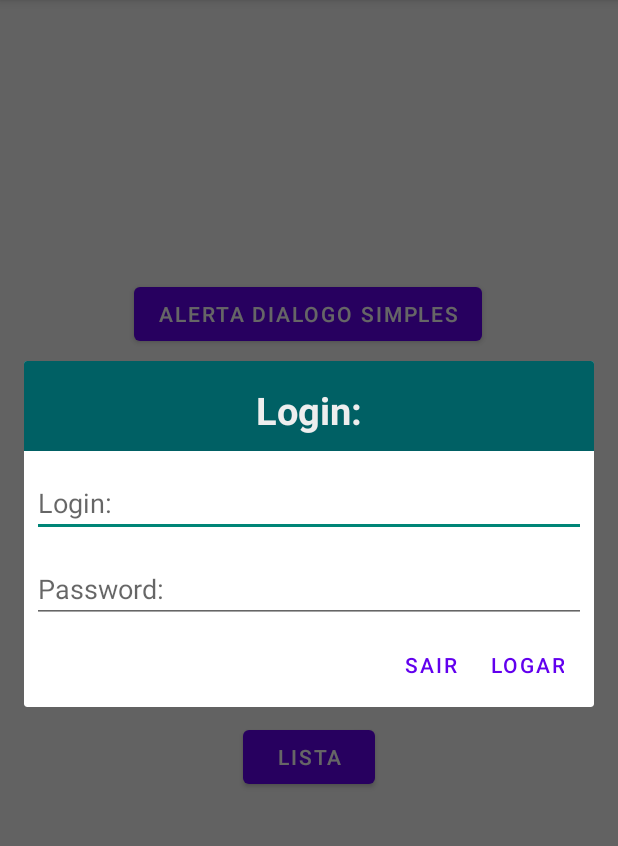
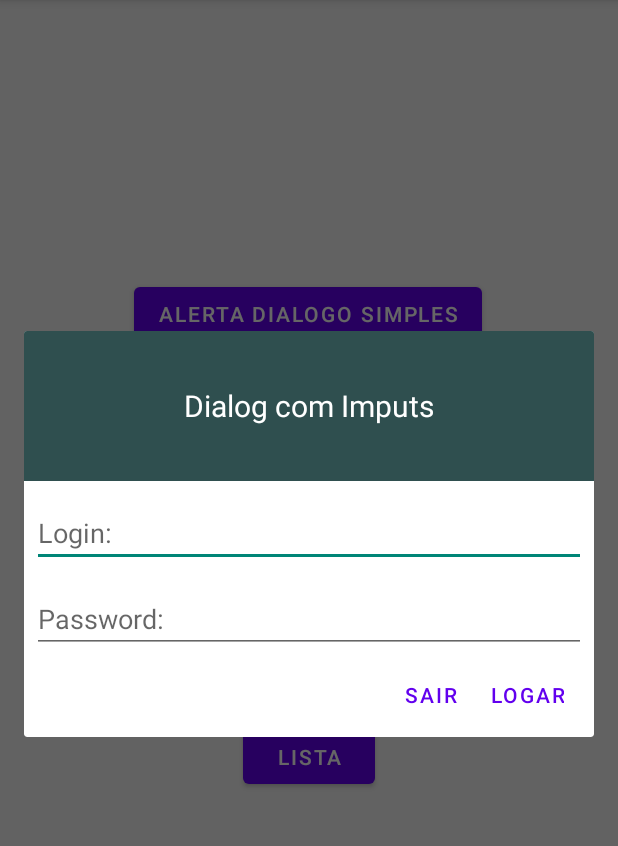
Before and after one commit to jnojair2010/jair_projetos, an Android app: the screen it shows after launch (MainActivity), after a tap on "ALERTA COM LAYOUT", on a phone screen of 412 x 824 dp, the part 84-930 px from its top. Run offline under Robolectric (Android 15) with nearby library versions, the phone set to English and light mode, and no system bars.

Commit message:
Alerts Titulos
Atualizado os titulos

```diff
--- a/Android/AlertDialogPersonalizado/app/src/main/java/br/com/jair/alertadialogopersonalizado/manager/comunicaoAndroid/DialogPersonalizado.java
+++ b/Android/AlertDialogPersonalizado/app/src/main/java/br/com/jair/alertadialogopersonalizado/manager/comunicaoAndroid/DialogPersonalizado.java
@@ -86,6 +86,14 @@ public class DialogPersonalizado extends AlertDialog {
 
     public void getDialogPersonalizado(){
 
+        TextView title = new TextView(getContext());
+        title.setText("Dialog com Imputs");
+        title.setTextColor(Color.WHITE);
+        title.setGravity(Gravity.CENTER);
+        title.setTextSize(20);
+        title.setHeight(150);
+        title.setBackgroundColor(Color.rgb(47,79,79));
+
 
         AlertDialog.Builder dialog = new AlertDialog.Builder(getContext());
 
@@ -94,6 +102,7 @@ public class DialogPersonalizado extends AlertDialog {
         dialog.setView(layoutCustomizado);
         EditText editTextLogin = (EditText) layoutCustomizado.findViewById(R.id.edtLogin);
         EditText editTextSenha = (EditText) layoutCustomizado.findViewById(R.id.edtSenha);
+        dialog.setCustomTitle(title);
         dialog.setPositiveButton("LOGAR", new OnClickListener() {
             @Override
             public void onClick(DialogInterface dialogInterface, int i) {
@@ -117,17 +126,19 @@ public class DialogPersonalizado extends AlertDialog {
 
     public void getAlertListaSimples(){
         TextView title = new TextView(getContext());
-        title.setText("Alerta Simples");
+        title.setText("Dialog Lista Selecao");
         title.setTextColor(Color.WHITE);
         title.setGravity(Gravity.CENTER);
         title.setTextSize(20);
         title.setHeight(150);
+        title.setBackgroundColor(Color.rgb(47,79,79));
 
-        title.setBackgroundColor(Color.rgb(47,79,79));
-        AlertDialog.Builder listaSimples = new AlertDialog.Builder(getContext());
-        listaSimples.setCustomTitle(title);
+
+
+        AlertDialog.Builder mDialog = new AlertDialog.Builder(getContext());
+        mDialog.setCustomTitle(title);
         String[] produtos = { "Base Ruby Rose", "Corretivo", "Base MissRose", "Base Belle Angel", "Pó Compacto Ruby Rose"};
-        listaSimples.setItems(produtos, new DialogInterface.OnClickListener() {
+        mDialog.setItems(produtos, new DialogInterface.OnClickListener() {
             @Override
             public void onClick(DialogInterface dialogInterface, int i) {
                 switch (i){
@@ -152,7 +163,7 @@ public class DialogPersonalizado extends AlertDialog {
 
         });
 
-        AlertDialog dialog = listaSimples.create();
+        AlertDialog dialog = mDialog.create();
         dialog.show();
 
     }
@@ -182,14 +193,15 @@ public class DialogPersonalizado extends AlertDialog {
     }
 
     public void getAlestLista(){
-
         TextView title = new TextView(getContext());
-        title.setText("Alerta Simples");
+        title.setText("Alerta Recyclerview Lista\"");
         title.setTextColor(Color.WHITE);
         title.setGravity(Gravity.CENTER);
         title.setTextSize(20);
         title.setHeight(150);
         title.setBackgroundColor(Color.rgb(47,79,79));
+
+
 
         List<Produtos> listaProdutos = new ArrayList<Produtos>();
         listaProdutos = this.mManagerProdutos.getListaProdutos();
@@ -222,9 +234,6 @@ public class DialogPersonalizado extends AlertDialog {
 
     }
 
-
-
-
     private void setToast(String msg){
         Toast toast = Toast.makeText(getContext(),msg,Toast.LENGTH_LONG);
         toast.show();
--- a/Android/AlertDialogPersonalizado/app/src/main/res/layout/alert_dialog_personalizado_login.xml
+++ b/Android/AlertDialogPersonalizado/app/src/main/res/layout/alert_dialog_personalizado_login.xml
@@ -3,7 +3,7 @@
     android:layout_width="match_parent"
     android:layout_height="match_parent">
 
-    <TextView
+    <!--TextView
         android:id="@+id/tituLologin"
         android:layout_width="match_parent"
         android:layout_height="60dp"
@@ -13,7 +13,7 @@
         android:textAlignment="center"
         android:textColor="#eeeeee"
         android:textSize="25dp"
-        android:textStyle="bold"></TextView>
+        android:textStyle="bold"></TextView-->
 
     <EditText
         android:id="@+id/edtLogin"
@@ -21,7 +21,6 @@
         android:layout_height="45dp"
         android:layout_marginLeft="5dp"
         android:layout_marginRight="5dp"
-        android:layout_below="@+id/tituLologin"
         android:hint="Login:"
         android:layout_marginTop="12dp">
 
```
